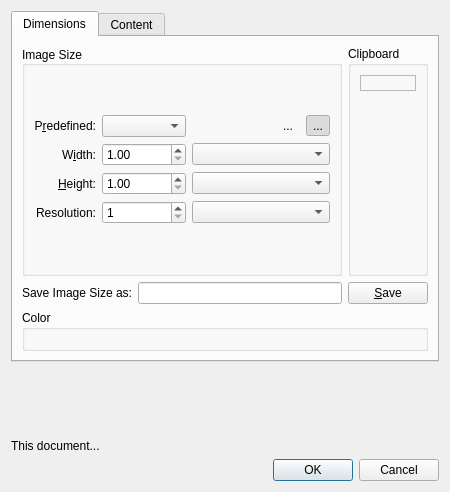
Qt form libs/ui/forms/wdgnewimage.ui (KDE/krita) before a commit.
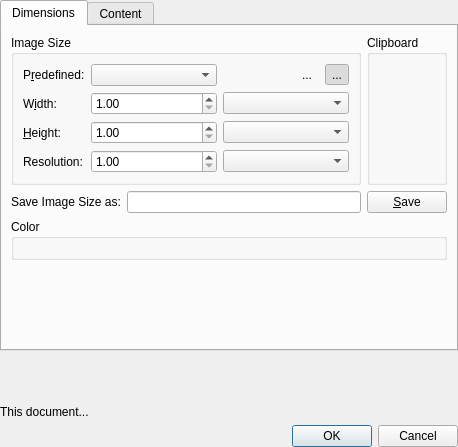
The same form after that commit. Custom widgets are drawn as their Qt base class.

Commit message: WdgNewImage: properly align widgets using Form layout + Grid for the pairs

```diff
--- a/libs/ui/forms/wdgnewimage.ui
+++ b/libs/ui/forms/wdgnewimage.ui
@@ -10,36 +10,30 @@
    <rect>
     <x>0</x>
     <y>0</y>
-    <width>450</width>
-    <height>492</height>
+    <width>458</width>
+    <height>447</height>
    </rect>
   </property>
-  <property name="sizePolicy">
-   <sizepolicy hsizetype="Preferred" vsizetype="Minimum">
-    <horstretch>0</horstretch>
-    <verstretch>0</verstretch>
-   </sizepolicy>
-  </property>
-  <property name="minimumSize">
-   <size>
-    <width>450</width>
-    <height>0</height>
-   </size>
-  </property>
-  <property name="maximumSize">
-   <size>
-    <width>16777215</width>
-    <height>16777215</height>
-   </size>
-  </property>
   <property name="windowTitle">
    <string>New Image</string>
   </property>
   <layout class="QVBoxLayout" name="verticalLayout">
+   <property name="leftMargin">
+    <number>0</number>
+   </property>
+   <property name="topMargin">
+    <number>0</number>
+   </property>
+   <property name="rightMargin">
+    <number>0</number>
+   </property>
+   <property name="bottomMargin">
+    <number>0</number>
+   </property>
    <item>
     <widget class="QTabWidget" name="tabWidget">
      <property name="sizePolicy">
-      <sizepolicy hsizetype="Minimum" vsizetype="Minimum">
+      <sizepolicy hsizetype="Expanding" vsizetype="Minimum">
        <horstretch>0</horstretch>
        <verstretch>0</verstretch>
       </sizepolicy>
@@ -48,95 +42,74 @@
       <number>0</number>
      </property>
      <widget class="QWidget" name="tab">
-      <property name="sizePolicy">
-       <sizepolicy hsizetype="Preferred" vsizetype="Minimum">
-        <horstretch>0</horstretch>
-        <verstretch>0</verstretch>
-       </sizepolicy>
-      </property>
       <attribute name="title">
        <string>Dimensions</string>
       </attribute>
-      <layout class="QGridLayout" name="gridLayout_3">
-       <item row="0" column="0">
+      <layout class="QFormLayout" name="formLayout_4">
+       <item row="0" column="0" colspan="2">
         <layout class="QHBoxLayout" name="horizontalLayout_3">
          <item>
           <widget class="QGroupBox" name="grpImage">
-           <property name="minimumSize">
-            <size>
-             <width>0</width>
-             <height>140</height>
-            </size>
-           </property>
-           <property name="maximumSize">
-            <size>
-             <width>16777215</width>
-             <height>16777215</height>
-            </size>
-           </property>
            <property name="title">
             <string>Image Size</string>
            </property>
-           <property name="alignment">
-            <set>Qt::AlignLeading|Qt::AlignLeft|Qt::AlignVCenter</set>
-           </property>
-           <property name="flat">
-            <bool>false</bool>
-           </property>
-           <property name="checkable">
-            <bool>false</bool>
-           </property>
-           <layout class="QGridLayout" name="gridLayout">
+           <layout class="QFormLayout" name="formLayout_3">
+            <item row="0" column="0">
+             <widget class="QLabel" name="label_2">
+              <property name="text">
+               <string>P&amp;redefined:</string>
+              </property>
+              <property name="buddy">
+               <cstring>cmbPredefined</cstring>
+              </property>
+             </widget>
+            </item>
             <item row="1" column="0">
-             <layout class="QHBoxLayout">
-              <item>
-               <layout class="QGridLayout" name="gridLayout_4">
-                <item row="2" column="2">
-                 <widget class="QComboBox" name="cmbHeightUnit"/>
-                </item>
-                <item row="0" column="1">
-                 <widget class="QComboBox" name="cmbPredefined">
-                  <property name="sizePolicy">
-                   <sizepolicy hsizetype="Preferred" vsizetype="Fixed">
-                    <horstretch>0</horstretch>
-                    <verstretch>0</verstretch>
-                   </sizepolicy>
-                  </property>
-                 </widget>
-                </item>
-                <item row="2" column="1">
-                 <widget class="KisDoubleParseSpinBox" name="doubleHeight">
-                  <property name="sizePolicy">
-                   <sizepolicy hsizetype="Preferred" vsizetype="Fixed">
-                    <horstretch>0</horstretch>
-                    <verstretch>0</verstretch>
-                   </sizepolicy>
-                  </property>
-                  <property name="minimum">
-                   <double>1.000000000000000</double>
-                  </property>
-                  <property name="maximum">
-                   <double>100000000.000000000000000</double>
+             <widget class="QLabel" name="lblWidth">
+              <property name="text">
+               <string>W&amp;idth:</string>
+              </property>
+              <property name="buddy">
+               <cstring>doubleWidth</cstring>
                   </property>
                  </widget>
                 </item>
                 <item row="1" column="1">
+             <widget class="QWidget" name="widget" native="true">
+              <layout class="QGridLayout" name="gridLayout_6" columnstretch="1,1">
+               <property name="leftMargin">
+                <number>0</number>
+               </property>
+               <property name="topMargin">
+                <number>0</number>
+               </property>
+               <property name="rightMargin">
+                <number>0</number>
+               </property>
+               <property name="bottomMargin">
+                <number>0</number>
+               </property>
+               <item row="0" column="0">
                  <widget class="KisDoubleParseSpinBox" name="doubleWidth">
-                  <property name="sizePolicy">
-                   <sizepolicy hsizetype="Preferred" vsizetype="Fixed">
-                    <horstretch>0</horstretch>
-                    <verstretch>0</verstretch>
-                   </sizepolicy>
-                  </property>
-                  <property name="decimals">
-                   <number>2</number>
-                  </property>
                   <property name="minimum">
                    <double>1.000000000000000</double>
                   </property>
                   <property name="maximum">
                    <double>100000000.000000000000000</double>
                   </property>
+                </widget>
+               </item>
+               <item row="0" column="1">
+                <widget class="QComboBox" name="cmbWidthUnit">
+                 <property name="sizePolicy">
+                  <sizepolicy hsizetype="Minimum" vsizetype="Fixed">
+                   <horstretch>0</horstretch>
+                   <verstretch>0</verstretch>
+                  </sizepolicy>
+                 </property>
+                </widget>
+               </item>
+              </layout>
                  </widget>
                 </item>
                 <item row="2" column="0">
@@ -144,74 +117,140 @@
                   <property name="text">
                    <string>&amp;Height:</string>
                   </property>
-                  <property name="alignment">
-                   <set>Qt::AlignRight|Qt::AlignTrailing|Qt::AlignVCenter</set>
-                  </property>
                   <property name="buddy">
                    <cstring>doubleHeight</cstring>
                   </property>
                  </widget>
                 </item>
-                <item row="3" column="1">
-                 <widget class="KisDoubleParseSpinBox" name="doubleResolution">
-                  <property name="sizePolicy">
-                   <sizepolicy hsizetype="Preferred" vsizetype="Fixed">
-                    <horstretch>0</horstretch>
-                    <verstretch>0</verstretch>
-                   </sizepolicy>
-                  </property>
-                  <property name="decimals">
-                   <number>0</number>
-                  </property>
-                  <property name="minimum">
-                   <double>1.000000000000000</double>
-                  </property>
-                  <property name="maximum">
-                   <double>9999.000000000000000</double>
-                  </property>
-                 </widget>
-                </item>
                 <item row="3" column="0">
                  <widget class="QLabel" name="lblResolution">
                   <property name="text">
                    <string>Resolution:</string>
                   </property>
-                  <property name="alignment">
-                   <set>Qt::AlignRight|Qt::AlignTrailing|Qt::AlignVCenter</set>
+              <property name="buddy">
+               <cstring>doubleResolution</cstring>
                   </property>
                  </widget>
                 </item>
+            <item row="2" column="1">
+             <widget class="QWidget" name="widget_2" native="true">
+              <layout class="QGridLayout" name="gridLayout_3" columnstretch="1,1">
+               <property name="leftMargin">
+                <number>0</number>
+               </property>
+               <property name="topMargin">
+                <number>0</number>
+               </property>
+               <property name="rightMargin">
+                <number>0</number>
+               </property>
+               <property name="bottomMargin">
+                <number>0</number>
+               </property>
                 <item row="0" column="0">
-                 <widget class="QLabel" name="label_2">
-                  <property name="text">
-                   <string>P&amp;redefined:</string>
-                  </property>
-                  <property name="alignment">
-                   <set>Qt::AlignRight|Qt::AlignTrailing|Qt::AlignVCenter</set>
-                  </property>
-                  <property name="buddy">
-                   <cstring>cmbPredefined</cstring>
+                <widget class="KisDoubleParseSpinBox" name="doubleHeight">
+                 <property name="minimum">
+                  <double>1.000000000000000</double>
+                 </property>
+                 <property name="maximum">
+                  <double>100000000.000000000000000</double>
+                 </property>
+                </widget>
+               </item>
+               <item row="0" column="1">
+                <widget class="QComboBox" name="cmbHeightUnit">
+                 <property name="sizePolicy">
+                  <sizepolicy hsizetype="Minimum" vsizetype="Fixed">
+                   <horstretch>0</horstretch>
+                   <verstretch>0</verstretch>
+                  </sizepolicy>
                   </property>
                  </widget>
                 </item>
-                <item row="1" column="2">
-                 <widget class="QComboBox" name="cmbWidthUnit"/>
-                </item>
-                <item row="1" column="0">
-                 <widget class="QLabel" name="lblWidth">
-                  <property name="text">
-                   <string>W&amp;idth:</string>
-                  </property>
-                  <property name="alignment">
-                   <set>Qt::AlignRight|Qt::AlignTrailing|Qt::AlignVCenter</set>
-                  </property>
-                  <property name="buddy">
-                   <cstring>doubleWidth</cstring>
-                  </property>
-                 </widget>
-                </item>
-                <item row="0" column="2">
+              </layout>
+             </widget>
+            </item>
+            <item row="3" column="1">
+             <widget class="QWidget" name="widget_3" native="true">
+              <layout class="QGridLayout" name="gridLayout_4" columnstretch="1,1">
+               <property name="leftMargin">
+                <number>0</number>
+               </property>
+               <property name="topMargin">
+                <number>0</number>
+               </property>
+               <property name="rightMargin">
+                <number>0</number>
+               </property>
+               <property name="bottomMargin">
+                <number>0</number>
+               </property>
+               <item row="0" column="0">
+                <widget class="KisDoubleParseSpinBox" name="doubleResolution">
+                 <property name="minimum">
+                  <double>1.000000000000000</double>
+                 </property>
+                 <property name="maximum">
+                  <double>100000000.000000000000000</double>
+                 </property>
+                </widget>
+               </item>
+               <item row="0" column="1">
+                <widget class="QComboBox" name="cmbResolutionUnit">
+                 <property name="sizePolicy">
+                  <sizepolicy hsizetype="Minimum" vsizetype="Fixed">
+                   <horstretch>0</horstretch>
+                   <verstretch>0</verstretch>
+                  </sizepolicy>
+                 </property>
+                </widget>
+               </item>
+              </layout>
+             </widget>
+            </item>
+            <item row="0" column="1">
+             <widget class="QWidget" name="widget_4" native="true">
+              <layout class="QGridLayout" name="gridLayout_5" columnstretch="1,1">
+               <property name="leftMargin">
+                <number>0</number>
+               </property>
+               <property name="topMargin">
+                <number>0</number>
+               </property>
+               <property name="rightMargin">
+                <number>0</number>
+               </property>
+               <property name="bottomMargin">
+                <number>0</number>
+               </property>
+               <item row="0" column="0">
+                <widget class="QComboBox" name="cmbPredefined">
+                 <property name="sizePolicy">
+                  <sizepolicy hsizetype="Minimum" vsizetype="Fixed">
+                   <horstretch>0</horstretch>
+                   <verstretch>0</verstretch>
+                  </sizepolicy>
+                 </property>
+                 <property name="sizeAdjustPolicy">
+                  <enum>QComboBox::AdjustToContents</enum>
+                 </property>
+                </widget>
+               </item>
+               <item row="0" column="1">
+                <widget class="QWidget" name="widget_5" native="true">
                  <layout class="QHBoxLayout" name="horizontalLayout">
+                  <property name="leftMargin">
+                   <number>0</number>
+                  </property>
+                  <property name="topMargin">
+                   <number>0</number>
+                  </property>
+                  <property name="rightMargin">
+                   <number>0</number>
+                  </property>
+                  <property name="bottomMargin">
+                   <number>0</number>
+                  </property>
                   <item>
                    <spacer name="horizontalSpacer">
                     <property name="orientation">
@@ -219,8 +258,8 @@
                     </property>
                     <property name="sizeHint" stdset="0">
                      <size>
-                      <width>5</width>
-                      <height>5</height>
+                      <width>0</width>
+                      <height>0</height>
                      </size>
                     </property>
                    </spacer>
@@ -267,13 +306,10 @@
                    </widget>
                   </item>
                  </layout>
-                </item>
-                <item row="3" column="2">
-                 <widget class="QComboBox" name="cmbResolutionUnit"/>
-                </item>
-               </layout>
-              </item>
-             </layout>
+                </widget>
+               </item>
+              </layout>
+             </widget>
             </item>
            </layout>
           </widget>
@@ -292,46 +328,28 @@
                 <height>250</height>
                </size>
               </property>
-              <property name="frameShape">
-               <enum>QFrame::StyledPanel</enum>
-              </property>
               <property name="alignment">
-               <set>Qt::AlignCenter</set>
+               <set>Qt::AlignHCenter|Qt::AlignTop</set>
               </property>
              </widget>
             </item>
-            <item>
-             <spacer name="imageGroupSpacer">
-              <property name="orientation">
-               <enum>Qt::Vertical</enum>
-              </property>
-              <property name="sizeHint" stdset="0">
-               <size>
-                <width>20</width>
-                <height>40</height>
-               </size>
-              </property>
-             </spacer>
-            </item>
            </layout>
           </widget>
          </item>
         </layout>
        </item>
-       <item row="2" column="0">
+       <item row="1" column="0">
+        <widget class="QLabel" name="label_3">
+         <property name="text">
+          <string>Save Image Size as:</string>
+         </property>
+         <property name="buddy">
+          <cstring>txtPredefinedName</cstring>
+         </property>
+        </widget>
+       </item>
+       <item row="2" column="0" colspan="2">
         <widget class="QGroupBox" name="grpMode">
-         <property name="sizePolicy">
-          <sizepolicy hsizetype="MinimumExpanding" vsizetype="Minimum">
-           <horstretch>0</horstretch>
-           <verstretch>0</verstretch>
-          </sizepolicy>
-         </property>
-         <property name="minimumSize">
-          <size>
-           <width>0</width>
-           <height>0</height>
-          </size>
-         </property>
          <property name="title">
           <string comment="Label of Color as color space in Create New Image dialogue">Color</string>
          </property>
@@ -355,19 +373,22 @@
          </layout>
         </widget>
        </item>
-       <item row="1" column="0">
-        <layout class="QHBoxLayout" name="horizontalLayout_2">
-         <item>
-          <widget class="QLabel" name="label_3">
-           <property name="text">
-            <string>Save Image Size as:</string>
-           </property>
-           <property name="alignment">
-            <set>Qt::AlignRight|Qt::AlignTrailing|Qt::AlignVCenter</set>
-           </property>
-          </widget>
-         </item>
-         <item>
+       <item row="1" column="1">
+        <widget class="QWidget" name="widget_6" native="true">
+         <layout class="QGridLayout" name="gridLayout">
+          <property name="leftMargin">
+           <number>0</number>
+          </property>
+          <property name="topMargin">
+           <number>0</number>
+          </property>
+          <property name="rightMargin">
+           <number>0</number>
+          </property>
+          <property name="bottomMargin">
+           <number>0</number>
+          </property>
+          <item row="0" column="0">
           <widget class="QLineEdit" name="txtPredefinedName">
            <property name="sizePolicy">
             <sizepolicy hsizetype="MinimumExpanding" vsizetype="Fixed">
@@ -377,7 +398,7 @@
            </property>
           </widget>
          </item>
-         <item>
+          <item row="0" column="1">
           <widget class="QPushButton" name="bnSaveAsPredefined">
            <property name="sizePolicy">
             <sizepolicy hsizetype="Preferred" vsizetype="Fixed">
@@ -394,16 +415,11 @@
           </widget>
          </item>
         </layout>
+        </widget>
        </item>
       </layout>
      </widget>
      <widget class="QWidget" name="tab_2">
-      <property name="sizePolicy">
-       <sizepolicy hsizetype="Preferred" vsizetype="Minimum">
-        <horstretch>0</horstretch>
-        <verstretch>0</verstretch>
-       </sizepolicy>
-      </property>
       <attribute name="title">
        <string>Content</string>
       </attribute>
```
Left out of the diff: 3 changed lines with no effect on the pictures. Lines whose indentation alone changed are shown as unchanged.
